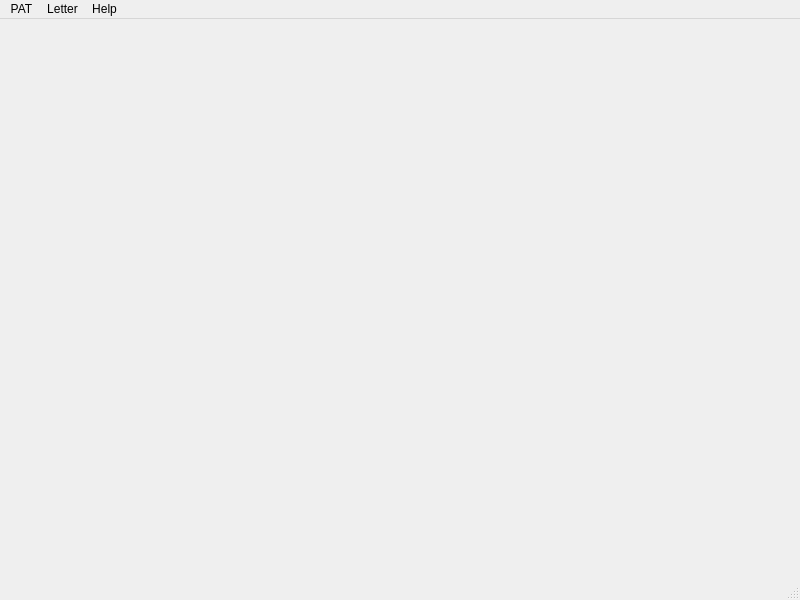
Above: MyQtness/ui/main_window.ui from MazeFX/pat before the change. Below: the same form after it.
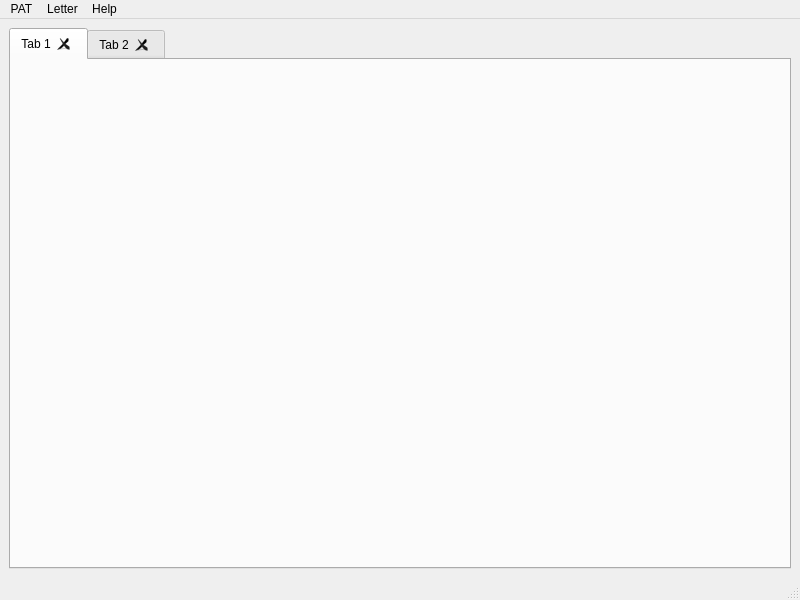
That is the form after the change.

Patch:
```diff
--- a/MyQtness/ui/main_window.ui
+++ b/MyQtness/ui/main_window.ui
@@ -13,7 +13,33 @@
   <property name="windowTitle">
    <string>MainWindow</string>
   </property>
-  <widget class="QWidget" name="centralwidget"/>
+  <widget class="QWidget" name="centralwidget">
+   <layout class="QVBoxLayout" name="verticalLayout">
+    <item>
+     <widget class="QTabWidget" name="tabWidget">
+      <property name="currentIndex">
+       <number>0</number>
+      </property>
+      <property name="tabsClosable">
+       <bool>true</bool>
+      </property>
+      <property name="movable">
+       <bool>true</bool>
+      </property>
+      <widget class="QWidget" name="tab">
+       <attribute name="title">
+        <string>Tab 1</string>
+       </attribute>
+      </widget>
+      <widget class="QWidget" name="tab_2">
+       <attribute name="title">
+        <string>Tab 2</string>
+       </attribute>
+      </widget>
+     </widget>
+    </item>
+   </layout>
+  </widget>
   <widget class="QMenuBar" name="menubar">
    <property name="geometry">
     <rect>
```
